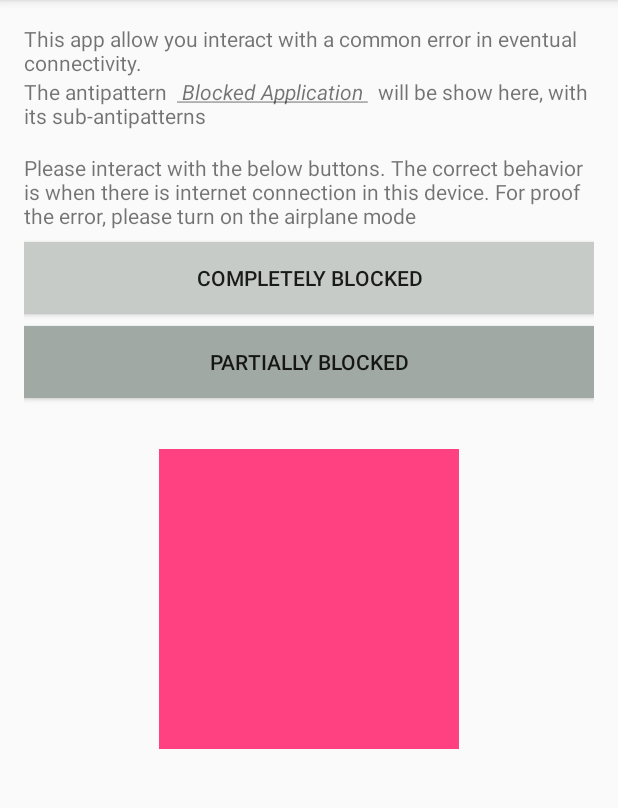
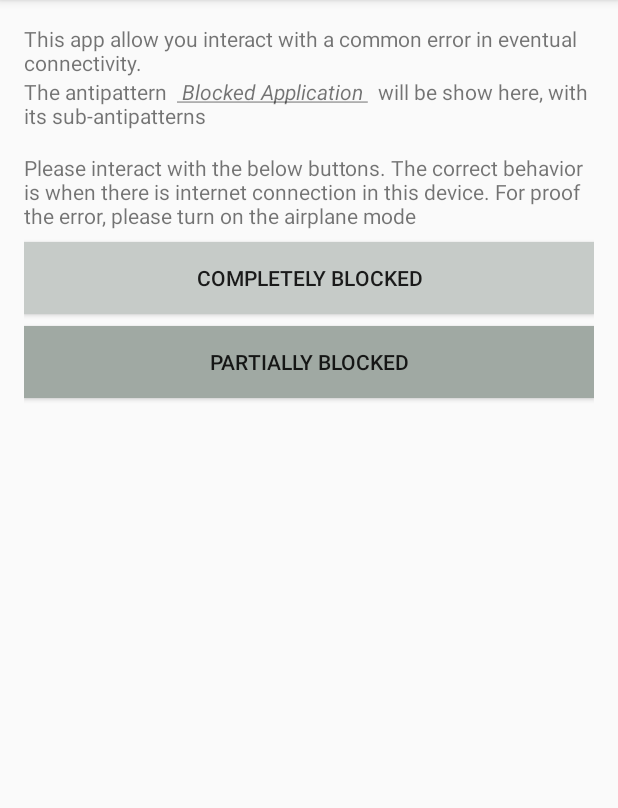
Before and after one commit to MichaelOsorio2017/ConectividadEventual, an Android app: the screen it shows after launch (MainActivity), after a tap on "COMPLETELY BLOCKED", on a phone screen of 412 x 824 dp, the part 84-892 px from its top. Run offline under Robolectric (Android 15) with nearby library versions, the phone set to English and light mode, and no system bars.

```diff
--- a/BlockedApplicationError/app/src/main/java/com/example/stive/blockedapplicationerror/MainActivity.java
+++ b/BlockedApplicationError/app/src/main/java/com/example/stive/blockedapplicationerror/MainActivity.java
@@ -15,6 +15,7 @@ import android.widget.Toast;
 
 import org.w3c.dom.Text;
 
+import java.net.HttpURLConnection;
 import java.net.URL;
 
 public class MainActivity extends AppCompatActivity {
@@ -57,7 +58,14 @@ public class MainActivity extends AppCompatActivity {
         btnCompletelyBlocked.setOnClickListener(new View.OnClickListener() {
             @Override
             public void onClick(View v) {
-                URL url = new URL();
+                try {
+                    URL url = new URL("https://github.com/MichaelOsorio2017/ConectividadEventual/blob/master/Descripciones/Completely_Blocked.PNG?raw=true");
+                    HttpURLConnection conn =(HttpURLConnection)url.openConnection();
+                    conn.connect();
+
+                }catch (Exception e){
+
+                }
             }
         });
 
--- a/BlockedApplicationError/app/src/main/res/layout/activity_main.xml
+++ b/BlockedApplicationError/app/src/main/res/layout/activity_main.xml
@@ -66,13 +66,5 @@
         android:layout_marginTop="8dp"
         android:background="@color/colorPartiallyBlocked"/>
 
-    <ImageView
-        android:id="@+id/imageView"
-        android:layout_width="200dp"
-        android:layout_height="200dp"
-        android:layout_below="@+id/btnPartiallyBlocked"
-        android:layout_centerHorizontal="true"
-        android:layout_marginTop="34dp"
-        app:srcCompat="@color/colorAccent" />
 
 </RelativeLayout>
```
Also changed, not shown: 4 other files.
